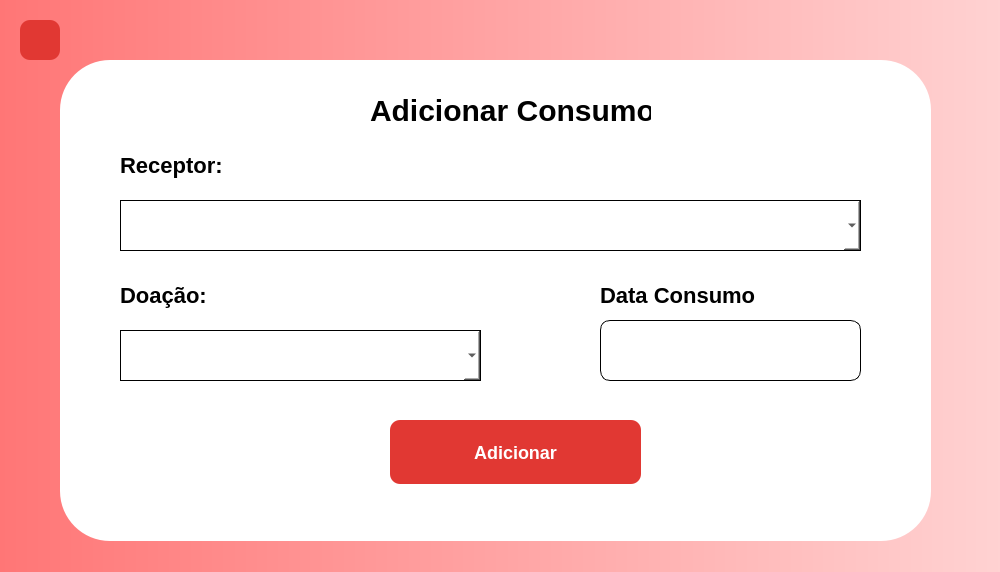
The window that src/Graphics/Add/AddConsumo/adicionarconsumo.ui (INF112-Programacao2/20222-team-1) describes before a commit, drawn with Qt 5.
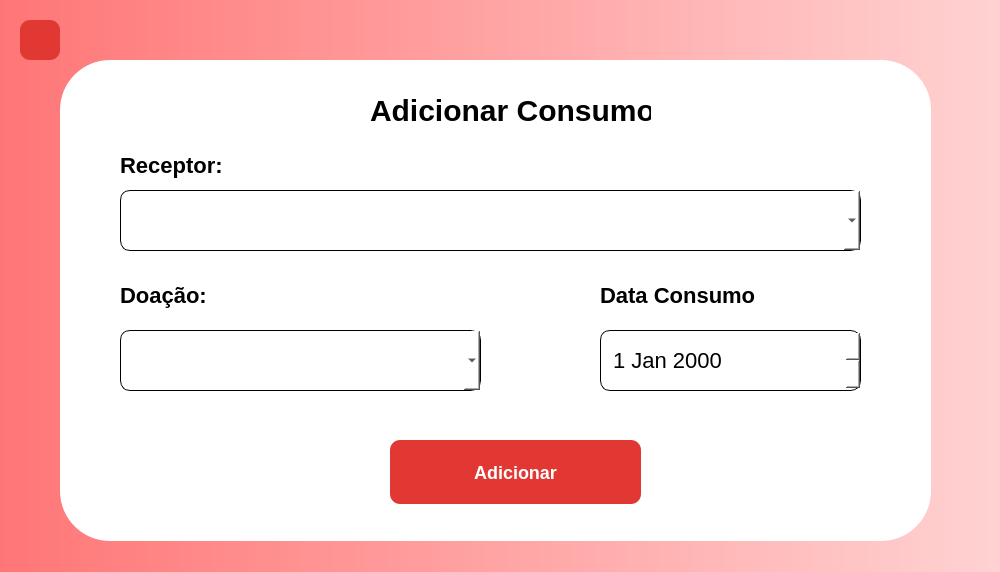
The same window after the commit. Icons and pictures are not drawn.

Commit message: tipo data e border radius / telas - add

Diff of the .ui file:
```diff
--- a/src/Graphics/Add/AddConsumo/adicionarconsumo.ui
+++ b/src/Graphics/Add/AddConsumo/adicionarconsumo.ui
@@ -92,7 +92,7 @@
      <property name="geometry">
       <rect>
        <x>330</x>
-       <y>360</y>
+       <y>380</y>
        <width>251</width>
        <height>64</height>
       </rect>
@@ -110,37 +110,21 @@
       <string>Adicionar</string>
      </property>
     </widget>
-    <widget class="QLineEdit" name="inputDataConsumo">
-     <property name="geometry">
-      <rect>
-       <x>540</x>
-       <y>260</y>
-       <width>261</width>
-       <height>61</height>
-      </rect>
-     </property>
-     <property name="styleSheet">
-      <string notr="true">
-background: #FFFFFF;
-border: 0.5px solid #000000;
-border-radius: 10px;
-</string>
-     </property>
-    </widget>
     <widget class="QComboBox" name="comboReceptor">
      <property name="geometry">
       <rect>
        <x>60</x>
-       <y>140</y>
+       <y>130</y>
        <width>741</width>
-       <height>51</height>
+       <height>61</height>
       </rect>
      </property>
      <property name="statusTip">
       <string/>
      </property>
      <property name="styleSheet">
-      <string notr="true">border: 1px solid black;</string>
+      <string notr="true">border: 1px solid black;
+border-radius: 10px;</string>
      </property>
     </widget>
     <widget class="QLabel" name="txtDataConsumo">
@@ -211,14 +195,33 @@
        <x>60</x>
        <y>270</y>
        <width>361</width>
-       <height>51</height>
+       <height>61</height>
       </rect>
      </property>
      <property name="statusTip">
       <string/>
      </property>
      <property name="styleSheet">
-      <string notr="true">border: 1px solid black;</string>
+      <string notr="true">border: 1px solid black;
+border-radius: 10px;</string>
+     </property>
+    </widget>
+    <widget class="QDateEdit" name="dateConsumo">
+     <property name="geometry">
+      <rect>
+       <x>540</x>
+       <y>270</y>
+       <width>261</width>
+       <height>61</height>
+      </rect>
+     </property>
+     <property name="styleSheet">
+      <string notr="true">border: 1px solid black;
+color: black;
+font-size: 22px;
+padding-left: 10px;
+border-radius:10px;
+</string>
      </property>
     </widget>
    </widget>
```
Left out of the diff: 3 changed lines with no effect on the pictures. The commit also changes 2 other files.
